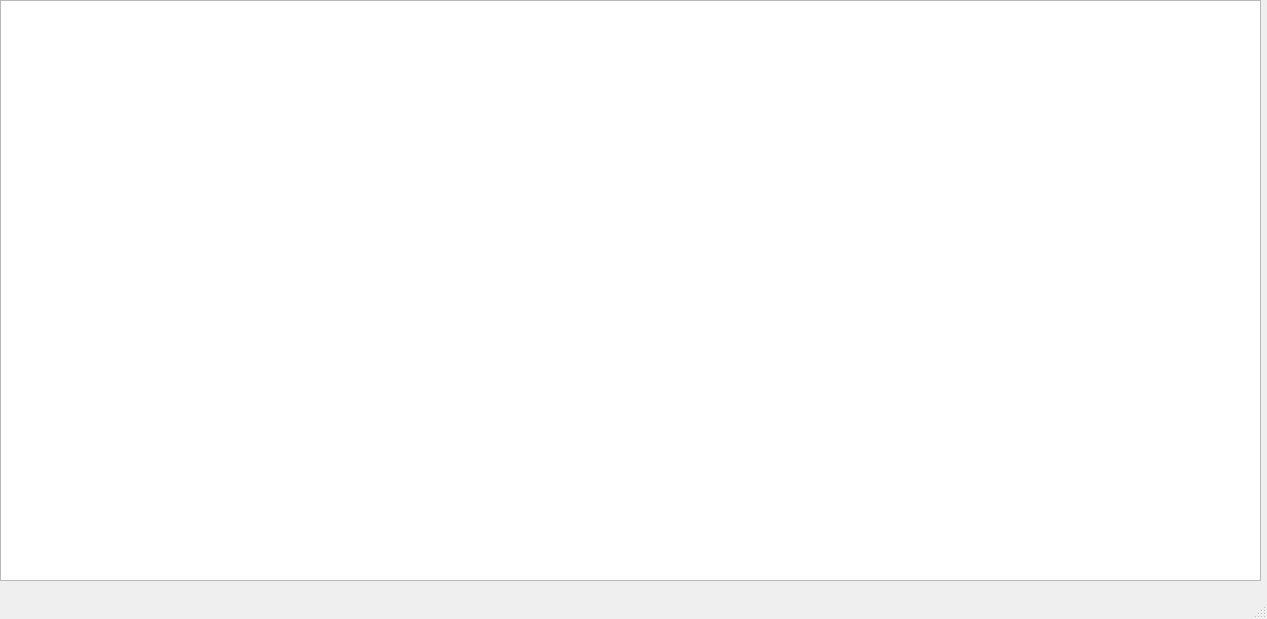
Before: the Qt Designer form mainwindow.ui in LeoAhlinder/Qt-CodeEditor, drawn with Qt 5.
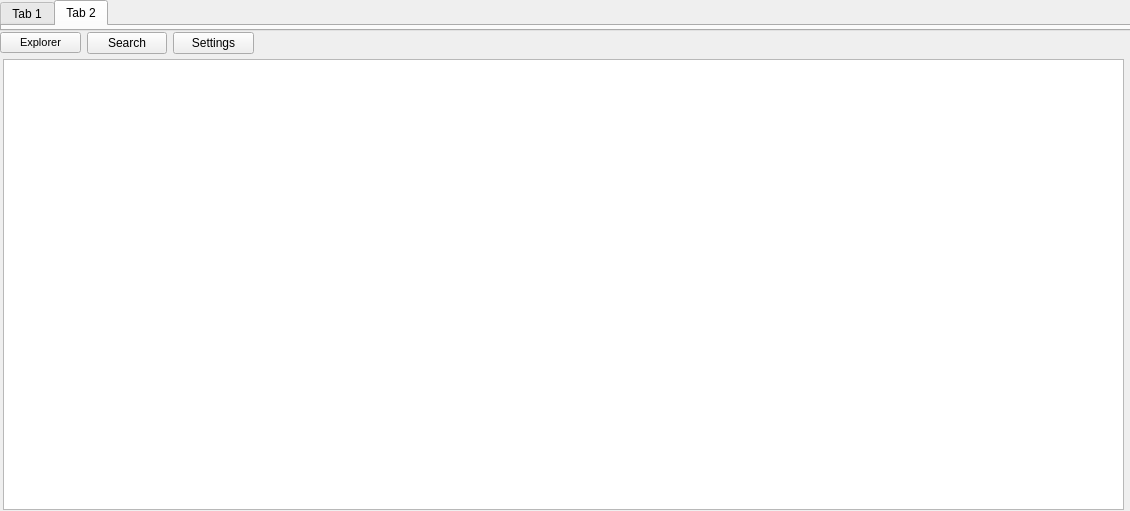
After: the same form once the commit is applied.

Patch:
```diff
--- a/mainwindow.ui
+++ b/mainwindow.ui
@@ -6,36 +6,89 @@
    <rect>
     <x>0</x>
     <y>0</y>
-    <width>1267</width>
-    <height>619</height>
+    <width>1130</width>
+    <height>511</height>
    </rect>
   </property>
   <property name="windowTitle">
    <string>MainWindow</string>
   </property>
   <widget class="QWidget" name="centralwidget">
-   <widget class="QTextEdit" name="mainTextBox">
+   <widget class="QTabWidget" name="tabWidget">
     <property name="geometry">
      <rect>
       <x>0</x>
       <y>0</y>
-      <width>1261</width>
-      <height>581</height>
+      <width>1131</width>
+      <height>31</height>
      </rect>
     </property>
+    <property name="autoFillBackground">
+     <bool>true</bool>
+    </property>
+    <property name="currentIndex">
+     <number>1</number>
+    </property>
+    <widget class="QWidget" name="tab">
+     <attribute name="title">
+      <string>Tab 1</string>
+     </attribute>
+    </widget>
+    <widget class="QWidget" name="tab_2">
+     <attribute name="title">
+      <string>Tab 2</string>
+     </attribute>
+    </widget>
    </widget>
+   <widget class="QPlainTextEdit" name="plainTextEdit">
+    <property name="geometry">
+     <rect>
+      <x>3</x>
+      <y>59</y>
+      <width>1121</width>
+      <height>451</height>
+     </rect>
+    </property>
+   </widget>
+   <widget class="QWidget" name="">
+    <property name="geometry">
+     <rect>
+      <x>0</x>
+      <y>30</y>
+      <width>254</width>
+      <height>26</height>
+     </rect>
+    </property>
+    <layout class="QHBoxLayout" name="navbar">
+     <item>
+      <widget class="QPushButton" name="btnExplorer">
+       <property name="font">
+        <font>
+         <pointsize>8</pointsize>
+        </font>
+       </property>
+       <property name="text">
+        <string>Explorer</string>
+       </property>
+      </widget>
+     </item>
+     <item>
+      <widget class="QPushButton" name="btnSearch">
+       <property name="text">
+        <string>Search</string>
+       </property>
+      </widget>
+     </item>
+     <item>
+      <widget class="QPushButton" name="pushButton">
+       <property name="text">
+        <string>Settings</string>
+       </property>
+      </widget>
+     </item>
+    </layout>
+   </widget>
   </widget>
-  <widget class="QMenuBar" name="menubar">
-   <property name="geometry">
-    <rect>
-     <x>0</x>
-     <y>0</y>
-     <width>1267</width>
-     <height>21</height>
-    </rect>
-   </property>
-  </widget>
-  <widget class="QStatusBar" name="statusbar"/>
  </widget>
  <resources/>
  <connections/>
```
